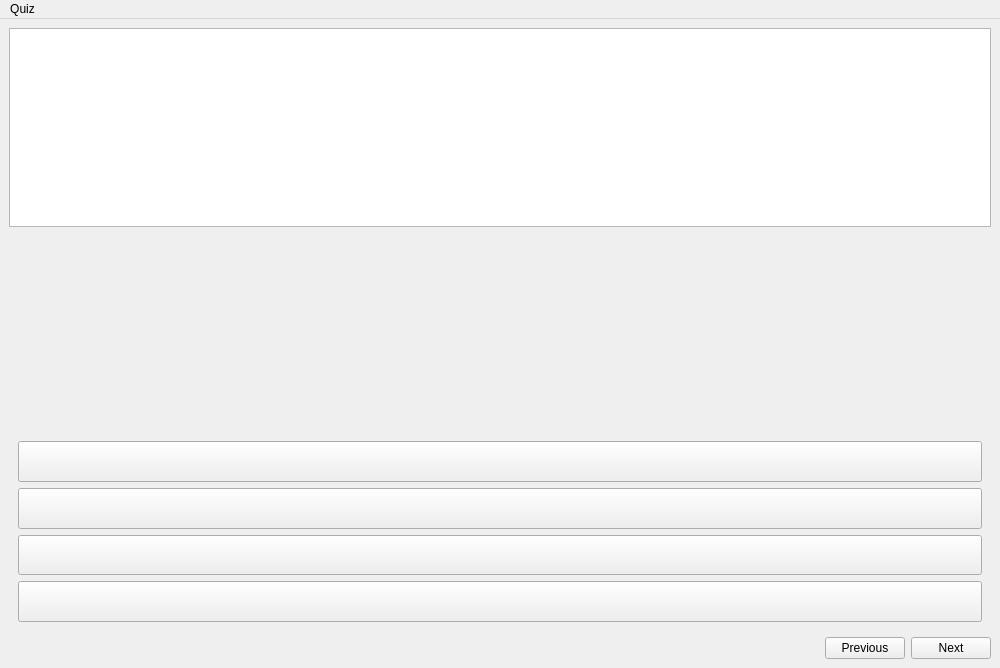
Before: the Qt Designer form atsarquiz.ui in NamThieen/atsar, drawn with Qt 5.
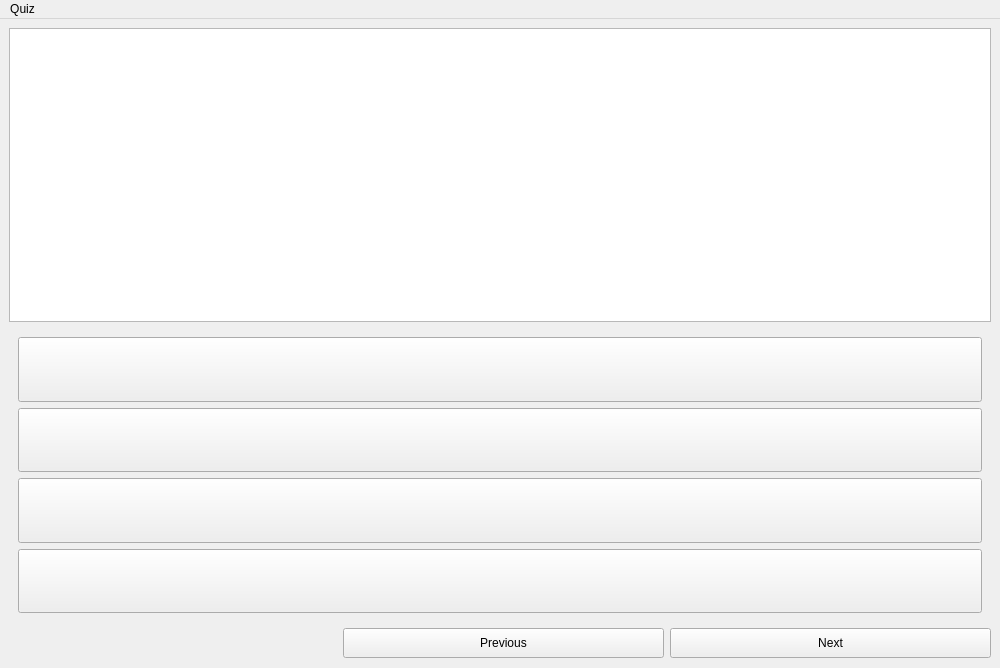
After: the same form once the commit is applied. Icons and pictures are not drawn.

Patch:
```diff
--- a/atsarquiz.ui
+++ b/atsarquiz.ui
@@ -71,21 +71,14 @@
           </property>
          </widget>
         </item>
-        <item>
-         <spacer name="verticalSpacer">
-          <property name="orientation">
-           <enum>Qt::Orientation::Vertical</enum>
-          </property>
-          <property name="sizeHint" stdset="0">
-           <size>
-            <width>20</width>
-            <height>40</height>
-           </size>
-          </property>
-         </spacer>
-        </item>
         <item>
          <widget class="QStackedWidget" name="questionType">
+          <property name="sizePolicy">
+           <sizepolicy hsizetype="Preferred" vsizetype="MinimumExpanding">
+            <horstretch>0</horstretch>
+            <verstretch>0</verstretch>
+           </sizepolicy>
+          </property>
           <property name="currentIndex">
            <number>0</number>
           </property>
@@ -94,11 +87,17 @@
             <item>
              <widget class="QPushButton" name="A">
               <property name="sizePolicy">
-               <sizepolicy hsizetype="Expanding" vsizetype="Preferred">
+               <sizepolicy hsizetype="Expanding" vsizetype="Expanding">
                 <horstretch>0</horstretch>
                 <verstretch>0</verstretch>
                </sizepolicy>
               </property>
+              <property name="minimumSize">
+               <size>
+                <width>0</width>
+                <height>0</height>
+               </size>
+              </property>
               <property name="maximumSize">
                <size>
                 <width>16777215</width>
@@ -116,11 +115,17 @@
             <item>
              <widget class="QPushButton" name="B">
               <property name="sizePolicy">
-               <sizepolicy hsizetype="Expanding" vsizetype="Preferred">
+               <sizepolicy hsizetype="Expanding" vsizetype="Expanding">
                 <horstretch>0</horstretch>
                 <verstretch>0</verstretch>
                </sizepolicy>
               </property>
+              <property name="minimumSize">
+               <size>
+                <width>0</width>
+                <height>0</height>
+               </size>
+              </property>
               <property name="maximumSize">
                <size>
                 <width>16777215</width>
@@ -138,11 +143,17 @@
             <item>
              <widget class="QPushButton" name="C">
               <property name="sizePolicy">
-               <sizepolicy hsizetype="Expanding" vsizetype="Preferred">
+               <sizepolicy hsizetype="Expanding" vsizetype="Expanding">
                 <horstretch>0</horstretch>
                 <verstretch>0</verstretch>
                </sizepolicy>
               </property>
+              <property name="minimumSize">
+               <size>
+                <width>0</width>
+                <height>0</height>
+               </size>
+              </property>
               <property name="maximumSize">
                <size>
                 <width>16777215</width>
@@ -160,11 +171,17 @@
             <item>
              <widget class="QPushButton" name="D">
               <property name="sizePolicy">
-               <sizepolicy hsizetype="Expanding" vsizetype="Preferred">
+               <sizepolicy hsizetype="Expanding" vsizetype="Expanding">
                 <horstretch>0</horstretch>
                 <verstretch>0</verstretch>
                </sizepolicy>
               </property>
+              <property name="minimumSize">
+               <size>
+                <width>0</width>
+                <height>0</height>
+               </size>
+              </property>
               <property name="maximumSize">
                <size>
                 <width>16777215</width>
@@ -223,6 +240,12 @@
       </item>
       <item>
        <layout class="QHBoxLayout" name="navigation">
+        <property name="topMargin">
+         <number>0</number>
+        </property>
+        <property name="bottomMargin">
+         <number>1</number>
+        </property>
         <item>
          <widget class="QLabel" name="Progress">
           <property name="maximumSize">
@@ -251,6 +274,27 @@
         </item>
         <item>
          <widget class="QPushButton" name="Previous">
+          <property name="sizePolicy">
+           <sizepolicy hsizetype="MinimumExpanding" vsizetype="Preferred">
+            <horstretch>0</horstretch>
+            <verstretch>0</verstretch>
+           </sizepolicy>
+          </property>
+          <property name="minimumSize">
+           <size>
+            <width>9</width>
+            <height>30</height>
+           </size>
+          </property>
+          <property name="baseSize">
+           <size>
+            <width>0</width>
+            <height>0</height>
+           </size>
+          </property>
+          <property name="cursor">
+           <cursorShape>PointingHandCursor</cursorShape>
+          </property>
           <property name="text">
            <string>Previous</string>
           </property>
@@ -258,6 +302,30 @@
         </item>
         <item>
          <widget class="QPushButton" name="Next">
+          <property name="sizePolicy">
+           <sizepolicy hsizetype="MinimumExpanding" vsizetype="Preferred">
+            <horstretch>0</horstretch>
+            <verstretch>0</verstretch>
+           </sizepolicy>
+          </property>
+          <property name="minimumSize">
+           <size>
+            <width>9</width>
+            <height>9</height>
+           </size>
+          </property>
+          <property name="cursor">
+           <cursorShape>PointingHandCursor</cursorShape>
+          </property>
+          <property name="focusPolicy">
+           <enum>Qt::FocusPolicy::NoFocus</enum>
+          </property>
+          <property name="contextMenuPolicy">
+           <enum>Qt::ContextMenuPolicy::ActionsContextMenu</enum>
+          </property>
+          <property name="styleSheet">
+           <string notr="true"/>
+          </property>
           <property name="text">
            <string>Next</string>
           </property>
```
Left out of the diff: 32 changed lines with no effect on the pictures.
